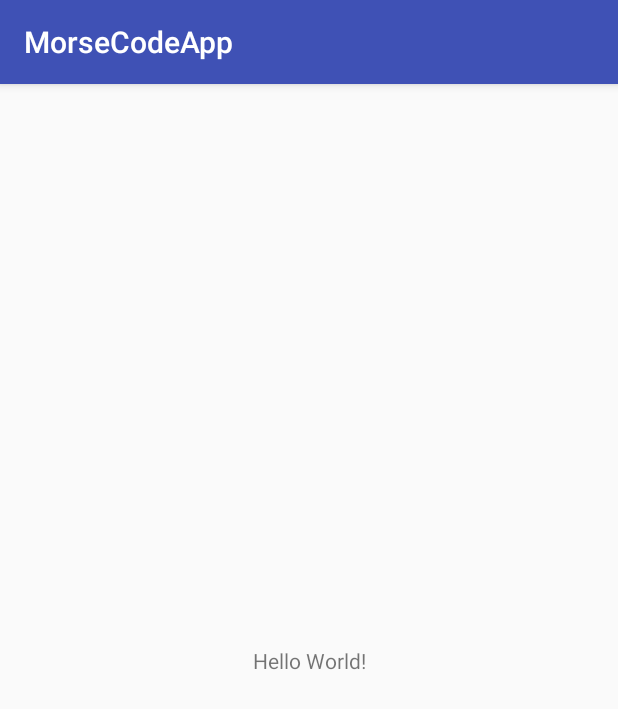
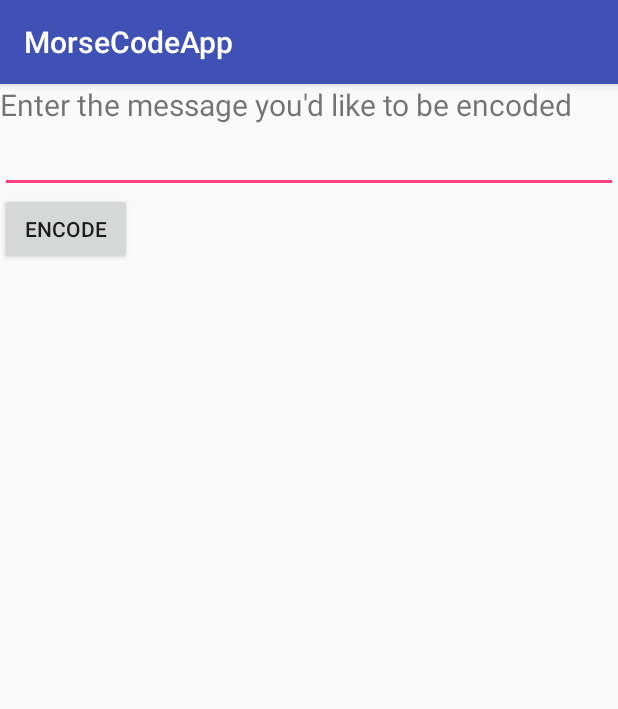
Before and after one commit to johnmcc/MorseCodeApp, an Android app: the screen it shows after launch (MainActivity), on a phone screen of 412 x 824 dp. Shown: the top 709 px of the screen. Run offline under Robolectric (Android 15) with nearby library versions, the phone set to English and light mode, and no system bars.

Commit message:
Basic working version of the app

```diff
--- a/app/src/main/java/com/codeclan/example/morsecodeapp/Encoder.java
+++ b/app/src/main/java/com/codeclan/example/morsecodeapp/Encoder.java
@@ -68,7 +68,11 @@ class Encoder {
                 sb.append("/ ");
             }
         }
-        sb.deleteCharAt(sb.length()-1);
+
+        // Remove the last character if it's not an empty string
+        if(sb.length() > 0){
+            sb.deleteCharAt(sb.length()-1);
+        }
         return sb.toString();
     }
 }
--- a/app/src/main/java/com/codeclan/example/morsecodeapp/MainActivity.java
+++ b/app/src/main/java/com/codeclan/example/morsecodeapp/MainActivity.java
@@ -2,12 +2,31 @@ package com.codeclan.example.morsecodeapp;
 
 import android.support.v7.app.AppCompatActivity;
 import android.os.Bundle;
+import android.view.View;
+import android.widget.Button;
+import android.widget.EditText;
+import android.widget.TextView;
 
 public class MainActivity extends AppCompatActivity {
+
+    Encoder encoder;
+    TextView resultTv;
+    EditText toEncode;
 
     @Override
     protected void onCreate(Bundle savedInstanceState) {
         super.onCreate(savedInstanceState);
         setContentView(R.layout.activity_main);
+
+        encoder = new Encoder();
+        resultTv = (TextView) findViewById(R.id.result);
+        toEncode = (EditText) findViewById(R.id.to_encode);
+    }
+
+    public void encode(View view) {
+        String toEncode = this.toEncode.getText().toString();
+        encoder.setPhrase(toEncode);
+        String result = encoder.encode();
+        resultTv.setText(result);
     }
 }
--- a/app/src/main/res/layout/activity_main.xml
+++ b/app/src/main/res/layout/activity_main.xml
@@ -7,12 +7,31 @@
     tools:context="com.codeclan.example.morsecodeapp.MainActivity">
 
     <TextView
+        android:textSize="20sp"
+        android:id="@+id/welcome"
+        android:text="@string/welcome_msg"
+        android:layout_width="wrap_content"
+        android:layout_height="wrap_content" />
+
+    <EditText
+        app:layout_constraintTop_toBottomOf="@+id/welcome"
+        android:id="@+id/to_encode"
+        android:layout_width="match_parent"
+        android:layout_height="wrap_content" />
+
+    <Button
+        android:onClick="encode"
+        app:layout_constraintTop_toBottomOf="@+id/to_encode"
+        android:id="@+id/encode"
+        android:text="@string/encode"
+        android:layout_width="wrap_content"
+        android:layout_height="wrap_content" />
+
+    <TextView
+        android:id="@+id/result"
         android:layout_width="wrap_content"
         android:layout_height="wrap_content"
-        android:text="Hello World!"
-        app:layout_constraintBottom_toBottomOf="parent"
-        app:layout_constraintLeft_toLeftOf="parent"
-        app:layout_constraintRight_toRightOf="parent"
-        app:layout_constraintTop_toTopOf="parent" />
+        android:text=""
+        app:layout_constraintTop_toBottomOf="@+id/encode" />
 
 </android.support.constraint.ConstraintLayout>
--- a/app/src/main/res/values/strings.xml
+++ b/app/src/main/res/values/strings.xml
@@ -1,3 +1,5 @@
 <resources>
     <string name="app_name">MorseCodeApp</string>
+    <string name="welcome_msg">Enter the message you\'d like to be encoded</string>
+    <string name="encode">Encode</string>
 </resources>
```
Also changed, not shown: 1 other file.
